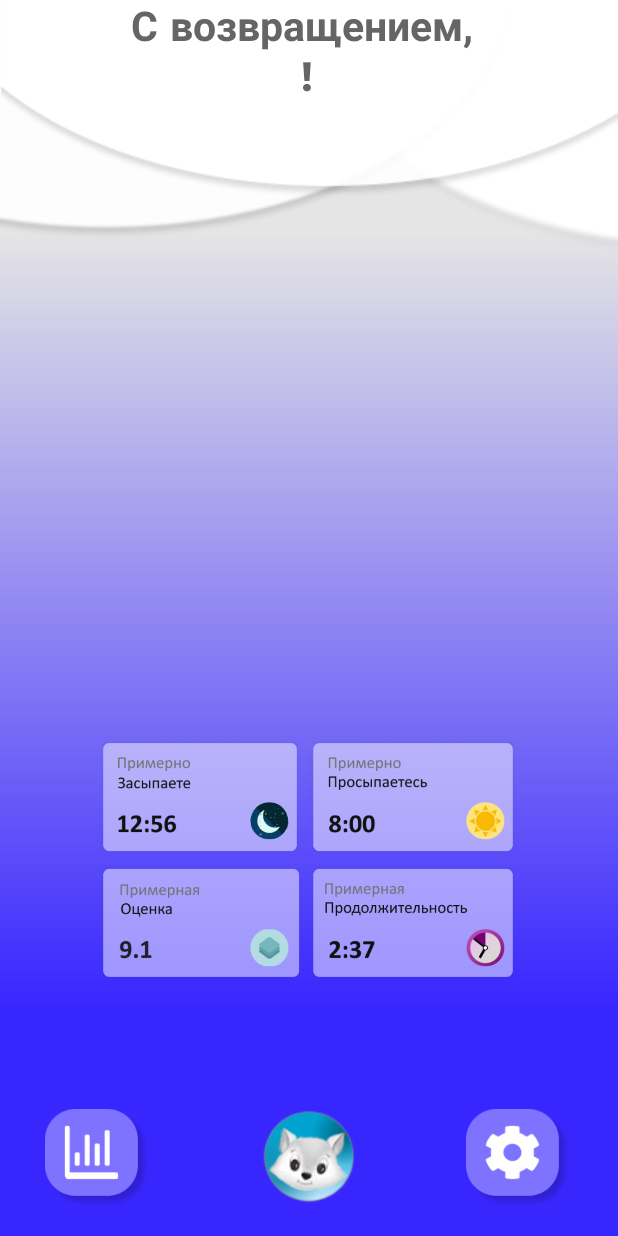
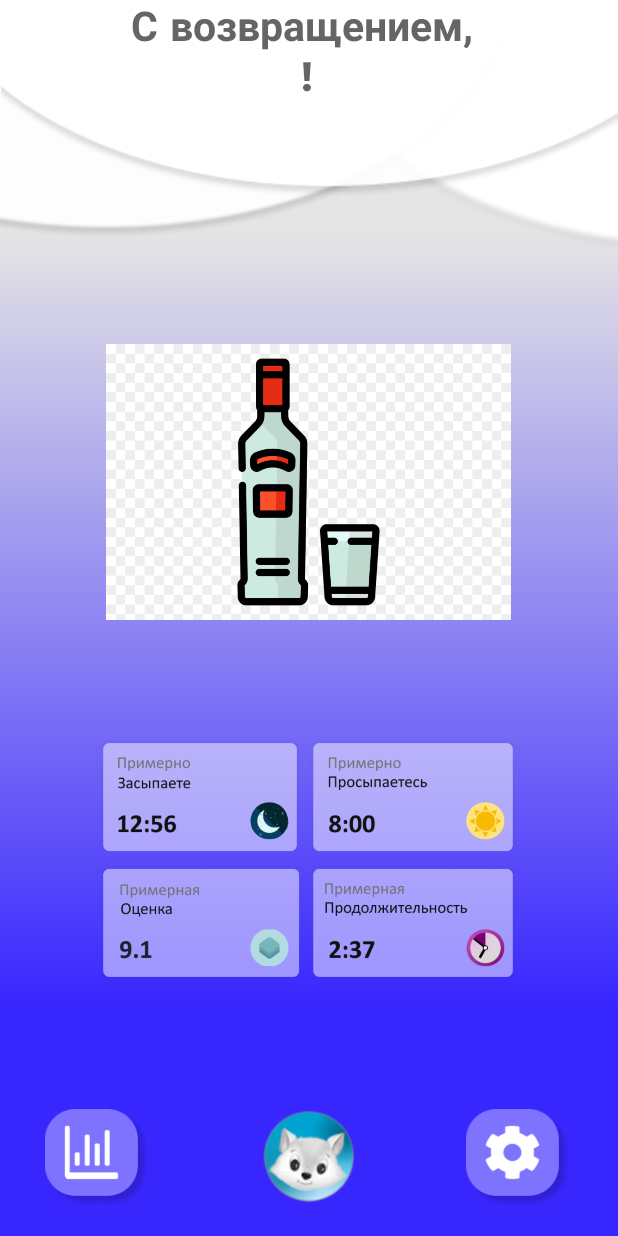
Before and after one commit to loxigl/SleepLab, an Android app: the MainScreen screen opened directly, with no data from a screen before it, on a phone screen of 412 x 824 dp. Run offline under Robolectric (Android 15) with nearby library versions, the phone set to English and light mode, and no system bars; Roboto replaces fonts that are not available here.

```diff
--- a/app/src/main/java/com/example/project/MainScreen.java
+++ b/app/src/main/java/com/example/project/MainScreen.java
@@ -9,6 +9,7 @@
 import android.content.SharedPreferences;
 import android.os.Bundle;
 import android.widget.Button;
+import android.widget.ImageView;
 import android.widget.TextView;
 
 public class MainScreen extends AppCompatActivity {
@@ -27,6 +28,8 @@
     protected void onCreate(Bundle savedInstanceState) {
         super.onCreate(savedInstanceState);
         setContentView(R.layout.activity_main);
+        ImageView mImageView = findViewById(R.id.imageView36);
+        mImageView.setImageResource(R.drawable.sandwiches);
         SharedPreferences prefs = getSharedPreferences(MY_PREFS_NAME, MODE_PRIVATE);
         SharedPreferences theme_check=getSharedPreferences("themes",MODE_PRIVATE);
         Integer a=theme_check.getInt("theme",3);
@@ -42,6 +45,15 @@
                 break;
         }
         /* AppCompatDelegate.setDefaultNightMode(a);*/
+
+        int abc = -100;
+
+        if (abc < 0) {
+            mImageView.setImageResource(R.drawable.vodka);
+        }
+        if (abc > 0) {
+            mImageView.setImageResource(R.drawable.olives);
+        }
 
 
         Boolean check1=prefs.getBoolean("userRegistered",false);
--- a/app/src/main/res/layout/activity_main.xml
+++ b/app/src/main/res/layout/activity_main.xml
@@ -113,10 +113,10 @@
         android:id="@+id/imageView7"
         android:layout_width="wrap_content"
         android:layout_height="wrap_content"
+        android:contentDescription="@string/todo"
         app:layout_constraintEnd_toEndOf="parent"
         app:layout_constraintTop_toTopOf="parent"
-        app:srcCompat="@drawable/ellipse27"
-        android:contentDescription="@string/todo" />
+        app:srcCompat="@drawable/ellipse27" />
 
     <ImageView
         android:id="@+id/imageView15"
@@ -155,4 +155,17 @@
         app:layout_constraintTop_toTopOf="@+id/imageView15"
         app:layout_constraintVertical_bias="0.0" />
 
+    <ImageView
+        android:id="@+id/imageView36"
+        android:layout_width="270dp"
+        android:layout_height="213dp"
+        android:contentDescription="@todo"
+        app:layout_constraintBottom_toBottomOf="parent"
+        app:layout_constraintEnd_toEndOf="parent"
+        app:layout_constraintHorizontal_bias="0.496"
+        app:layout_constraintStart_toStartOf="parent"
+        app:layout_constraintTop_toTopOf="parent"
+        app:layout_constraintVertical_bias="0.351"
+        app:srcCompat="@drawable/sandwiches" />
+
 </androidx.constraintlayout.widget.ConstraintLayout>
```
Also changed, not shown: app/src/main/res/drawable/olives.png (added), app/src/main/res/drawable/sandwiches.png (added), app/src/main/res/drawable/vodka.png (added).
